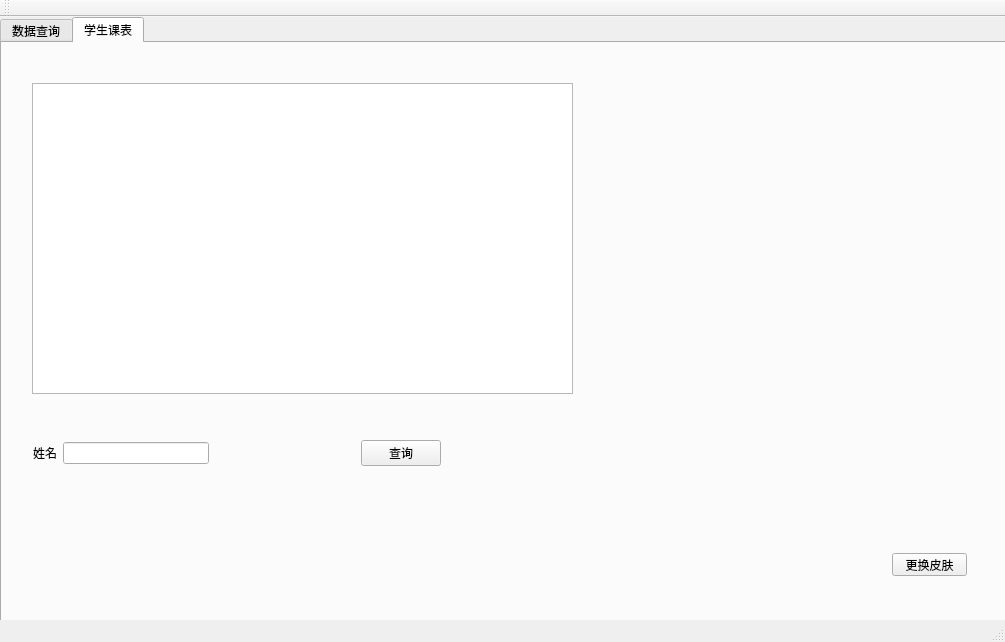
This is mainwindow.ui in Atmanuclear/QT-mysql as Qt 5 draws it before an edit. The edited form follows.
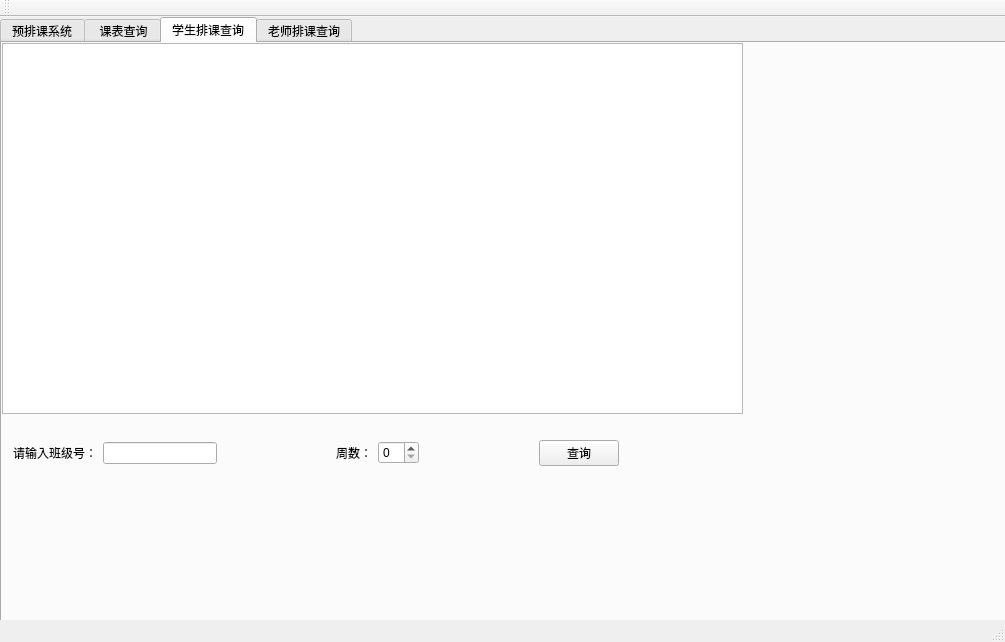
This is the edited form.

```diff
--- a/mainwindow.ui
+++ b/mainwindow.ui
@@ -33,11 +33,11 @@
      <string notr="true"/>
     </property>
     <property name="currentIndex">
-     <number>1</number>
+     <number>2</number>
     </property>
-    <widget class="QWidget" name="tab">
+    <widget class="QWidget" name="">
      <attribute name="title">
-      <string>数据查询</string>
+      <string>预排课系统</string>
      </attribute>
      <widget class="QTableView" name="tableView">
       <property name="geometry">
@@ -186,21 +186,37 @@
        </item>
       </layout>
      </widget>
+     <widget class="QPushButton" name="pushButton_10">
+      <property name="geometry">
+       <rect>
+        <x>820</x>
+        <y>460</y>
+        <width>75</width>
+        <height>23</height>
+       </rect>
+      </property>
+      <property name="styleSheet">
+       <string notr="true"/>
+      </property>
+      <property name="text">
+       <string>更换皮肤</string>
+      </property>
+     </widget>
     </widget>
     <widget class="QWidget" name="tab_2">
      <property name="styleSheet">
       <string notr="true"/>
      </property>
      <attribute name="title">
-      <string>学生课表</string>
+      <string> 课表查询</string>
      </attribute>
      <widget class="QTableView" name="tableView_2">
       <property name="geometry">
        <rect>
-        <x>30</x>
-        <y>40</y>
-        <width>541</width>
-        <height>311</height>
+        <x>0</x>
+        <y>0</y>
+        <width>741</width>
+        <height>371</height>
        </rect>
       </property>
       <property name="styleSheet">
@@ -210,28 +226,40 @@
      <widget class="QWidget" name="horizontalLayoutWidget">
       <property name="geometry">
        <rect>
-        <x>20</x>
+        <x>0</x>
         <y>370</y>
-        <width>781</width>
+        <width>741</width>
         <height>80</height>
        </rect>
       </property>
       <layout class="QHBoxLayout" name="horizontalLayout">
        <item>
-        <widget class="QLabel" name="label_2">
-         <property name="styleSheet">
-          <string notr="true"/>
-         </property>
-         <property name="text">
-          <string>姓名</string>
-         </property>
-        </widget>
-       </item>
-       <item>
-        <widget class="QLineEdit" name="lineEdit_2">
-         <property name="styleSheet">
-          <string notr="true"/>
-         </property>
+        <widget class="QComboBox" name="comboBox_2">
+         <item>
+          <property name="text">
+           <string>教师表</string>
+          </property>
+         </item>
+         <item>
+          <property name="text">
+           <string>开课表</string>
+          </property>
+         </item>
+         <item>
+          <property name="text">
+           <string>教室表</string>
+          </property>
+         </item>
+         <item>
+          <property name="text">
+           <string>教学计划</string>
+          </property>
+         </item>
+         <item>
+          <property name="text">
+           <string>课表</string>
+          </property>
+         </item>
         </widget>
        </item>
        <item>
@@ -324,23 +352,105 @@
        </item>
       </layout>
      </widget>
-     <widget class="QPushButton" name="pushButton_10">
+    </widget>
+    <widget class="QWidget" name="tab_3">
+     <attribute name="title">
+      <string>学生排课查询</string>
+     </attribute>
+     <widget class="QTableView" name="tableView_3">
       <property name="geometry">
        <rect>
-        <x>890</x>
-        <y>510</y>
-        <width>75</width>
-        <height>23</height>
+        <x>0</x>
+        <y>0</y>
+        <width>741</width>
+        <height>371</height>
        </rect>
       </property>
-      <property name="styleSheet">
-       <string notr="true"/>
+     </widget>
+     <widget class="QWidget" name="horizontalLayoutWidget_3">
+      <property name="geometry">
+       <rect>
+        <x>0</x>
+        <y>370</y>
+        <width>741</width>
+        <height>80</height>
+       </rect>
       </property>
-      <property name="text">
-       <string>更换皮肤</string>
-      </property>
+      <layout class="QHBoxLayout" name="horizontalLayout_3">
+       <item>
+        <widget class="QLabel" name="label_2">
+         <property name="text">
+          <string>请输入班级号：</string>
+         </property>
+        </widget>
+       </item>
+       <item>
+        <widget class="QLineEdit" name="lineEdit_2"/>
+       </item>
+       <item>
+        <spacer name="horizontalSpacer_5">
+         <property name="orientation">
+          <enum>Qt::Horizontal</enum>
+         </property>
+         <property name="sizeHint" stdset="0">
+          <size>
+           <width>40</width>
+           <height>20</height>
+          </size>
+         </property>
+        </spacer>
+       </item>
+       <item>
+        <widget class="QLabel" name="label_3">
+         <property name="text">
+          <string>周数：</string>
+         </property>
+        </widget>
+       </item>
+       <item>
+        <widget class="QSpinBox" name="spinBox"/>
+       </item>
+       <item>
+        <spacer name="horizontalSpacer_6">
+         <property name="orientation">
+          <enum>Qt::Horizontal</enum>
+         </property>
+         <property name="sizeHint" stdset="0">
+          <size>
+           <width>40</width>
+           <height>20</height>
+          </size>
+         </property>
+        </spacer>
+       </item>
+       <item>
+        <widget class="QPushButton" name="pushButton_12">
+         <property name="text">
+          <string>查询</string>
+         </property>
+        </widget>
+       </item>
+       <item>
+        <spacer name="horizontalSpacer_7">
+         <property name="orientation">
+          <enum>Qt::Horizontal</enum>
+         </property>
+         <property name="sizeHint" stdset="0">
+          <size>
+           <width>40</width>
+           <height>20</height>
+          </size>
+         </property>
+        </spacer>
+       </item>
+      </layout>
      </widget>
     </widget>
+    <widget class="QWidget" name="tab">
+     <attribute name="title">
+      <string>老师排课查询</string>
+     </attribute>
+    </widget>
    </widget>
   </widget>
   <widget class="QMenuBar" name="menuBar">
```
Left out of the diff: 43 changed lines with no effect on the pictures.
